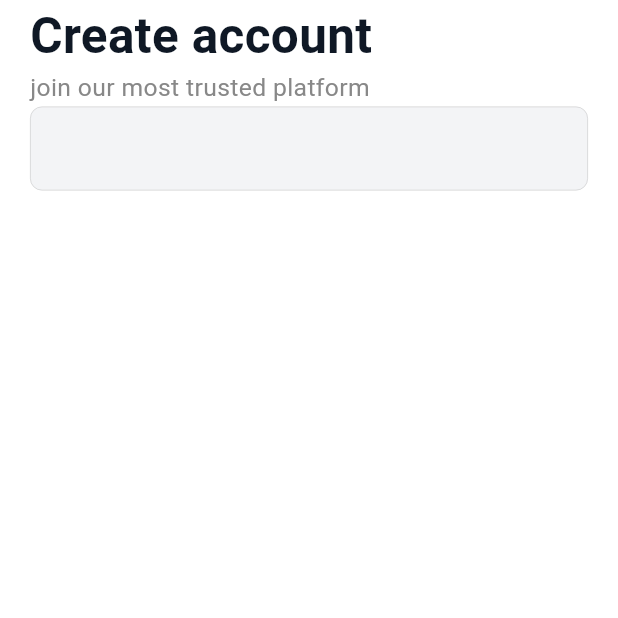
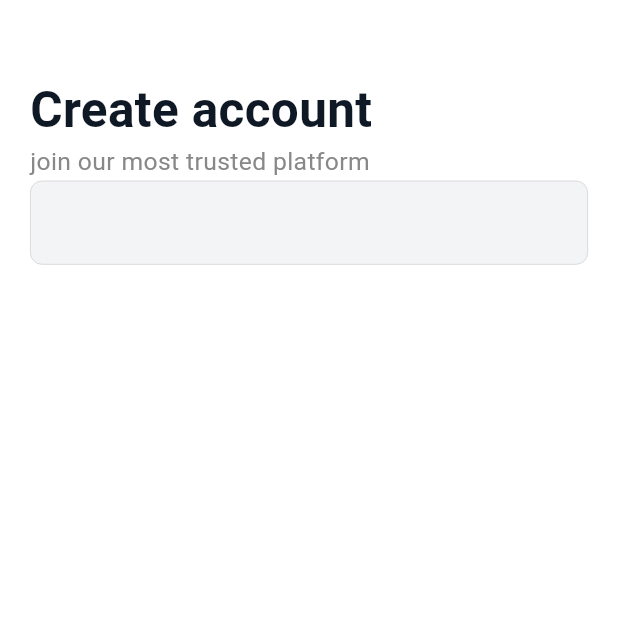
Before and after one commit to ashir227/Fixlora-HomeService, a Flutter app: the Signup screen opened directly, on a phone screen of 412 x 824 dp, the top half of it. Run offline on Flutter 3.47's test engine with Material 3 defaults, Android fonts, the phone set to English and light mode, and no system bars; our stand-ins replace firebase_core; accounts and stored records are empty.

Commit message:
Add fire base

```diff
--- a/New folder/lib/Screens/Signup.dart
+++ b/New folder/lib/Screens/Signup.dart
@@ -21,6 +21,7 @@ class Signup extends StatelessWidget {
           child: Column(
             crossAxisAlignment: CrossAxisAlignment.start,
             children: [
+              SizedBox(height: h * 0.06),
               reusetext(
                 context: context,
                 txt: "Create account",
```
